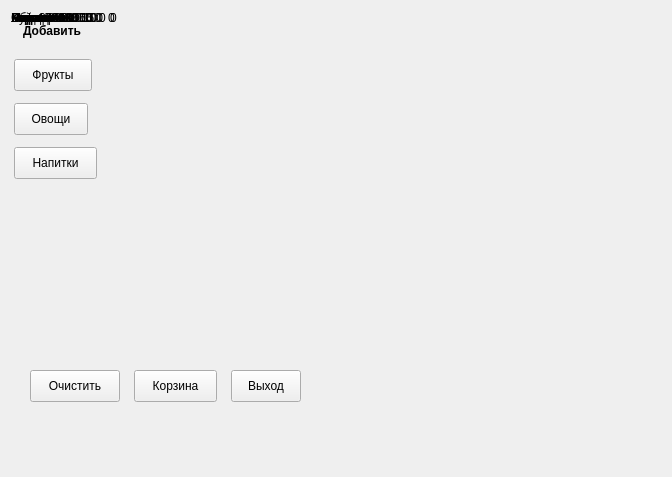
Old version of the form problems/sprint2/grocery/submission/selector.ui in the repository kildim/cppbackend.
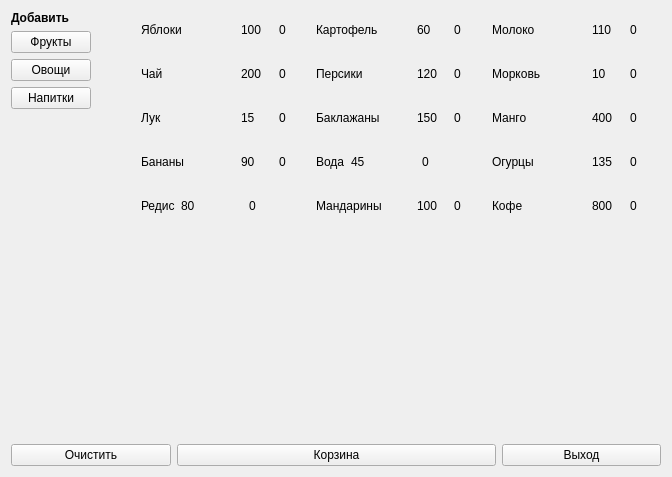
New version of the form. Custom widgets are drawn as their Qt base class.

Diff of the .ui file:
```diff
--- a/problems/sprint2/grocery/submission/selector.ui
+++ b/problems/sprint2/grocery/submission/selector.ui
@@ -14,41 +14,16 @@
    <string>Лавка</string>
   </property>
   <widget class="QWidget" name="centralWidget">
-   <widget class="QPushButton" name="pb_drink">
-    <property name="geometry">
-     <rect>
-      <x>14</x>
-      <y>147</y>
-      <width>83</width>
-      <height>32</height>
-     </rect>
-    </property>
-    <property name="text">
-     <string>Напитки</string>
-    </property>
-   </widget>
-   <widget class="QPushButton" name="pb_vegetable">
-    <property name="geometry">
-     <rect>
-      <x>14</x>
-      <y>103</y>
-      <width>74</width>
-      <height>32</height>
-     </rect>
-    </property>
-    <property name="text">
-     <string>Овощи</string>
-    </property>
-   </widget>
+   <layout class="QVBoxLayout" name="verticalLayout_2">
+    <item>
+     <layout class="QHBoxLayout" name="horizontalLayout_2">
+      <property name="spacing">
+       <number>50</number>
+      </property>
+      <item>
+       <layout class="QVBoxLayout" name="verticalLayout">
+        <item>
    <widget class="QLabel" name="label">
-    <property name="geometry">
-     <rect>
-      <x>23</x>
-      <y>23</y>
-      <width>64</width>
-      <height>16</height>
-     </rect>
-    </property>
     <property name="sizePolicy">
      <sizepolicy hsizetype="Maximum" vsizetype="Maximum">
       <horstretch>0</horstretch>
@@ -64,99 +39,49 @@
      <string>Добавить</string>
     </property>
    </widget>
+        </item>
+        <item>
    <widget class="QPushButton" name="pb_fruit">
-    <property name="geometry">
-     <rect>
-      <x>14</x>
-      <y>59</y>
-      <width>78</width>
-      <height>32</height>
-     </rect>
-    </property>
     <property name="text">
      <string>Фрукты</string>
     </property>
    </widget>
-   <widget class="QPushButton" name="btn_exit">
-    <property name="geometry">
-     <rect>
-      <x>231</x>
-      <y>370</y>
-      <width>70</width>
-      <height>32</height>
-     </rect>
-    </property>
-    <property name="text">
-     <string>Выход</string>
-    </property>
-   </widget>
-   <widget class="QPushButton" name="btn_cart">
-    <property name="geometry">
-     <rect>
-      <x>134</x>
-      <y>370</y>
-      <width>83</width>
-      <height>32</height>
-     </rect>
-    </property>
-    <property name="text">
-     <string>Корзина</string>
-    </property>
-   </widget>
-   <widget class="QPushButton" name="btn_clear">
-    <property name="geometry">
-     <rect>
-      <x>30</x>
-      <y>370</y>
-      <width>90</width>
-      <height>32</height>
-     </rect>
-    </property>
-    <property name="text">
-     <string>Очистить</string>
-    </property>
-   </widget>
-   <widget class="QWidget" name="">
-    <layout class="QHBoxLayout" name="horizontalLayout_5" stretch="3,1,1">
+        </item>
      <item>
-      <widget class="ClickableLabel" name="lbl_item_3">
-       <property name="sizePolicy">
-        <sizepolicy hsizetype="Preferred" vsizetype="Preferred">
-         <horstretch>0</horstretch>
-         <verstretch>0</verstretch>
-        </sizepolicy>
-       </property>
+         <widget class="QPushButton" name="pb_vegetable">
        <property name="text">
-        <string>Молоко</string>
+           <string>Овощи</string>
        </property>
       </widget>
      </item>
      <item>
-      <widget class="QLabel" name="lbl_cost_3">
+         <widget class="QPushButton" name="pb_drink">
        <property name="text">
-        <string>110</string>
+           <string>Напитки</string>
        </property>
       </widget>
      </item>
      <item>
-      <widget class="QLabel" name="lbl_q_3">
-       <property name="sizePolicy">
-        <sizepolicy hsizetype="Preferred" vsizetype="Preferred">
-         <horstretch>0</horstretch>
-         <verstretch>0</verstretch>
-        </sizepolicy>
-       </property>
-       <property name="text">
-        <string>0</string>
-       </property>
-      </widget>
-     </item>
-    </layout>
-   </widget>
-   <widget class="QWidget" name="">
-    <layout class="QHBoxLayout" name="horizontalLayout_10" stretch="3,1,1">
+         <spacer name="verticalSpacer">
+          <property name="orientation">
+           <enum>Qt::Vertical</enum>
+          </property>
+          <property name="sizeHint" stdset="0">
+           <size>
+            <width>20</width>
+            <height>40</height>
+           </size>
+          </property>
+         </spacer>
+        </item>
+       </layout>
+      </item>
      <item>
-      <widget class="ClickableLabel" name="lbl_item_8">
+       <layout class="QGridLayout" name="gridLayout">
+        <item row="4" column="0">
+         <layout class="QHBoxLayout" name="horizontalLayout_17" stretch="0,1,1">
+          <item>
+           <widget class="ClickableLabel" name="lbl_item_15">
        <property name="sizePolicy">
         <sizepolicy hsizetype="Preferred" vsizetype="Preferred">
          <horstretch>0</horstretch>
@@ -164,19 +89,19 @@
         </sizepolicy>
        </property>
        <property name="text">
-        <string>Манго</string>
+             <string>Редис</string>
        </property>
       </widget>
      </item>
      <item>
-      <widget class="QLabel" name="lbl_cost_8">
+           <widget class="QLabel" name="lbl_cost_15">
        <property name="text">
-        <string>400</string>
+             <string>80</string>
        </property>
       </widget>
      </item>
      <item>
-      <widget class="QLabel" name="lbl_q_8">
+           <widget class="QLabel" name="lbl_q_15">
        <property name="sizePolicy">
         <sizepolicy hsizetype="Preferred" vsizetype="Preferred">
          <horstretch>0</horstretch>
@@ -189,11 +114,11 @@
       </widget>
      </item>
     </layout>
-   </widget>
-   <widget class="QWidget" name="">
-    <layout class="QHBoxLayout" name="horizontalLayout_12" stretch="3,1,1">
+        </item>
+        <item row="1" column="0">
+         <layout class="QHBoxLayout" name="horizontalLayout_8" stretch="3,1,1">
      <item>
-      <widget class="ClickableLabel" name="lbl_item_10">
+           <widget class="ClickableLabel" name="lbl_item_6">
        <property name="sizePolicy">
         <sizepolicy hsizetype="Preferred" vsizetype="Preferred">
          <horstretch>0</horstretch>
@@ -201,19 +126,19 @@
         </sizepolicy>
        </property>
        <property name="text">
-        <string>Вода</string>
+             <string>Чай</string>
        </property>
       </widget>
      </item>
      <item>
-      <widget class="QLabel" name="lbl_cost_10">
+           <widget class="QLabel" name="lbl_cost_6">
        <property name="text">
-        <string>45</string>
+             <string>200</string>
        </property>
       </widget>
      </item>
      <item>
-      <widget class="QLabel" name="lbl_q_10">
+           <widget class="QLabel" name="lbl_q_6">
        <property name="sizePolicy">
         <sizepolicy hsizetype="Preferred" vsizetype="Preferred">
          <horstretch>0</horstretch>
@@ -226,8 +151,8 @@
       </widget>
      </item>
     </layout>
-   </widget>
-   <widget class="QWidget" name="">
+        </item>
+        <item row="3" column="0">
     <layout class="QHBoxLayout" name="horizontalLayout_14" stretch="3,1,1">
      <item>
       <widget class="ClickableLabel" name="lbl_item_12">
@@ -263,8 +188,45 @@
       </widget>
      </item>
     </layout>
-   </widget>
-   <widget class="QWidget" name="">
+        </item>
+        <item row="0" column="0">
+         <layout class="QHBoxLayout" name="horizontalLayout_3" stretch="3,1,1">
+          <item>
+           <widget class="ClickableLabel" name="lbl_item_1">
+            <property name="sizePolicy">
+             <sizepolicy hsizetype="Preferred" vsizetype="Preferred">
+              <horstretch>0</horstretch>
+              <verstretch>0</verstretch>
+             </sizepolicy>
+            </property>
+            <property name="text">
+             <string>Яблоки</string>
+            </property>
+           </widget>
+          </item>
+          <item>
+           <widget class="QLabel" name="lbl_cost_1">
+            <property name="text">
+             <string>100</string>
+            </property>
+           </widget>
+          </item>
+          <item>
+           <widget class="QLabel" name="lbl_q_1">
+            <property name="sizePolicy">
+             <sizepolicy hsizetype="Preferred" vsizetype="Preferred">
+              <horstretch>0</horstretch>
+              <verstretch>0</verstretch>
+             </sizepolicy>
+            </property>
+            <property name="text">
+             <string>0</string>
+            </property>
+           </widget>
+          </item>
+         </layout>
+        </item>
+        <item row="0" column="1">
     <layout class="QHBoxLayout" name="horizontalLayout_4" stretch="3,1,1">
      <item>
       <widget class="ClickableLabel" name="lbl_item_2">
@@ -300,11 +262,11 @@
       </widget>
      </item>
     </layout>
-   </widget>
-   <widget class="QWidget" name="">
-    <layout class="QHBoxLayout" name="horizontalLayout_11" stretch="3,1,1">
+        </item>
+        <item row="3" column="1">
+         <layout class="QHBoxLayout" name="horizontalLayout_12" stretch="0,1,1">
      <item>
-      <widget class="ClickableLabel" name="lbl_item_9">
+           <widget class="ClickableLabel" name="lbl_item_10">
        <property name="sizePolicy">
         <sizepolicy hsizetype="Preferred" vsizetype="Preferred">
          <horstretch>0</horstretch>
@@ -312,19 +274,19 @@
         </sizepolicy>
        </property>
        <property name="text">
-        <string>Лук</string>
+             <string>Вода</string>
        </property>
       </widget>
      </item>
      <item>
-      <widget class="QLabel" name="lbl_cost_9">
+           <widget class="QLabel" name="lbl_cost_10">
        <property name="text">
-        <string>15</string>
+             <string>45</string>
        </property>
       </widget>
      </item>
      <item>
-      <widget class="QLabel" name="lbl_q_9">
+           <widget class="QLabel" name="lbl_q_10">
        <property name="sizePolicy">
         <sizepolicy hsizetype="Preferred" vsizetype="Preferred">
          <horstretch>0</horstretch>
@@ -337,11 +299,11 @@
       </widget>
      </item>
     </layout>
-   </widget>
-   <widget class="QWidget" name="">
-    <layout class="QHBoxLayout" name="horizontalLayout_13" stretch="3,1,1">
+        </item>
+        <item row="0" column="2">
+         <layout class="QHBoxLayout" name="horizontalLayout_5" stretch="3,1,1">
      <item>
-      <widget class="ClickableLabel" name="lbl_item_11">
+           <widget class="ClickableLabel" name="lbl_item_3">
        <property name="sizePolicy">
         <sizepolicy hsizetype="Preferred" vsizetype="Preferred">
          <horstretch>0</horstretch>
@@ -349,19 +311,19 @@
         </sizepolicy>
        </property>
        <property name="text">
-        <string>Огурцы</string>
+             <string>Молоко</string>
        </property>
       </widget>
      </item>
      <item>
-      <widget class="QLabel" name="lbl_cost_11">
+           <widget class="QLabel" name="lbl_cost_3">
        <property name="text">
-        <string>135</string>
+             <string>110</string>
        </property>
       </widget>
      </item>
      <item>
-      <widget class="QLabel" name="lbl_q_11">
+           <widget class="QLabel" name="lbl_q_3">
        <property name="sizePolicy">
         <sizepolicy hsizetype="Preferred" vsizetype="Preferred">
          <horstretch>0</horstretch>
@@ -374,8 +336,8 @@
       </widget>
      </item>
     </layout>
-   </widget>
-   <widget class="QWidget" name="">
+        </item>
+        <item row="4" column="2">
     <layout class="QHBoxLayout" name="horizontalLayout_16" stretch="3,1,1">
      <item>
       <widget class="ClickableLabel" name="lbl_item_14">
@@ -411,8 +373,193 @@
       </widget>
      </item>
     </layout>
-   </widget>
-   <widget class="QWidget" name="">
+        </item>
+        <item row="1" column="2">
+         <layout class="QHBoxLayout" name="horizontalLayout_7" stretch="3,1,1">
+          <item>
+           <widget class="ClickableLabel" name="lbl_item_5">
+            <property name="sizePolicy">
+             <sizepolicy hsizetype="Preferred" vsizetype="Preferred">
+              <horstretch>0</horstretch>
+              <verstretch>0</verstretch>
+             </sizepolicy>
+            </property>
+            <property name="text">
+             <string>Морковь</string>
+            </property>
+           </widget>
+          </item>
+          <item>
+           <widget class="QLabel" name="lbl_cost_5">
+            <property name="text">
+             <string>10</string>
+            </property>
+           </widget>
+          </item>
+          <item>
+           <widget class="QLabel" name="lbl_q_5">
+            <property name="sizePolicy">
+             <sizepolicy hsizetype="Preferred" vsizetype="Preferred">
+              <horstretch>0</horstretch>
+              <verstretch>0</verstretch>
+             </sizepolicy>
+            </property>
+            <property name="text">
+             <string>0</string>
+            </property>
+           </widget>
+          </item>
+         </layout>
+        </item>
+        <item row="2" column="2">
+         <layout class="QHBoxLayout" name="horizontalLayout_10" stretch="3,1,1">
+          <item>
+           <widget class="ClickableLabel" name="lbl_item_8">
+            <property name="sizePolicy">
+             <sizepolicy hsizetype="Preferred" vsizetype="Preferred">
+              <horstretch>0</horstretch>
+              <verstretch>0</verstretch>
+             </sizepolicy>
+            </property>
+            <property name="text">
+             <string>Манго</string>
+            </property>
+           </widget>
+          </item>
+          <item>
+           <widget class="QLabel" name="lbl_cost_8">
+            <property name="text">
+             <string>400</string>
+            </property>
+           </widget>
+          </item>
+          <item>
+           <widget class="QLabel" name="lbl_q_8">
+            <property name="sizePolicy">
+             <sizepolicy hsizetype="Preferred" vsizetype="Preferred">
+              <horstretch>0</horstretch>
+              <verstretch>0</verstretch>
+             </sizepolicy>
+            </property>
+            <property name="text">
+             <string>0</string>
+            </property>
+           </widget>
+          </item>
+         </layout>
+        </item>
+        <item row="3" column="2">
+         <layout class="QHBoxLayout" name="horizontalLayout_13" stretch="3,1,1">
+          <item>
+           <widget class="ClickableLabel" name="lbl_item_11">
+            <property name="sizePolicy">
+             <sizepolicy hsizetype="Preferred" vsizetype="Preferred">
+              <horstretch>0</horstretch>
+              <verstretch>0</verstretch>
+             </sizepolicy>
+            </property>
+            <property name="text">
+             <string>Огурцы</string>
+            </property>
+           </widget>
+          </item>
+          <item>
+           <widget class="QLabel" name="lbl_cost_11">
+            <property name="text">
+             <string>135</string>
+            </property>
+           </widget>
+          </item>
+          <item>
+           <widget class="QLabel" name="lbl_q_11">
+            <property name="sizePolicy">
+             <sizepolicy hsizetype="Preferred" vsizetype="Preferred">
+              <horstretch>0</horstretch>
+              <verstretch>0</verstretch>
+             </sizepolicy>
+            </property>
+            <property name="text">
+             <string>0</string>
+            </property>
+           </widget>
+          </item>
+         </layout>
+        </item>
+        <item row="4" column="1">
+         <layout class="QHBoxLayout" name="horizontalLayout_15" stretch="3,1,1">
+          <item>
+           <widget class="ClickableLabel" name="lbl_item_13">
+            <property name="sizePolicy">
+             <sizepolicy hsizetype="Preferred" vsizetype="Preferred">
+              <horstretch>0</horstretch>
+              <verstretch>0</verstretch>
+             </sizepolicy>
+            </property>
+            <property name="text">
+             <string>Мандарины</string>
+            </property>
+           </widget>
+          </item>
+          <item>
+           <widget class="QLabel" name="lbl_cost_13">
+            <property name="text">
+             <string>100</string>
+            </property>
+           </widget>
+          </item>
+          <item>
+           <widget class="QLabel" name="lbl_q_13">
+            <property name="sizePolicy">
+             <sizepolicy hsizetype="Preferred" vsizetype="Preferred">
+              <horstretch>0</horstretch>
+              <verstretch>0</verstretch>
+             </sizepolicy>
+            </property>
+            <property name="text">
+             <string>0</string>
+            </property>
+           </widget>
+          </item>
+         </layout>
+        </item>
+        <item row="2" column="0">
+         <layout class="QHBoxLayout" name="horizontalLayout_11" stretch="3,1,1">
+          <item>
+           <widget class="ClickableLabel" name="lbl_item_9">
+            <property name="sizePolicy">
+             <sizepolicy hsizetype="Preferred" vsizetype="Preferred">
+              <horstretch>0</horstretch>
+              <verstretch>0</verstretch>
+             </sizepolicy>
+            </property>
+            <property name="text">
+             <string>Лук</string>
+            </property>
+           </widget>
+          </item>
+          <item>
+           <widget class="QLabel" name="lbl_cost_9">
+            <property name="text">
+             <string>15</string>
+            </property>
+           </widget>
+          </item>
+          <item>
+           <widget class="QLabel" name="lbl_q_9">
+            <property name="sizePolicy">
+             <sizepolicy hsizetype="Preferred" vsizetype="Preferred">
+              <horstretch>0</horstretch>
+              <verstretch>0</verstretch>
+             </sizepolicy>
+            </property>
+            <property name="text">
+             <string>0</string>
+            </property>
+           </widget>
+          </item>
+         </layout>
+        </item>
+        <item row="1" column="1">
     <layout class="QHBoxLayout" name="horizontalLayout_6" stretch="3,1,1">
      <item>
       <widget class="ClickableLabel" name="lbl_item_4">
@@ -448,119 +595,8 @@
       </widget>
      </item>
     </layout>
-   </widget>
-   <widget class="QWidget" name="">
-    <layout class="QHBoxLayout" name="horizontalLayout_8" stretch="3,1,1">
-     <item>
-      <widget class="ClickableLabel" name="lbl_item_6">
-       <property name="sizePolicy">
-        <sizepolicy hsizetype="Preferred" vsizetype="Preferred">
-         <horstretch>0</horstretch>
-         <verstretch>0</verstretch>
-        </sizepolicy>
-       </property>
-       <property name="text">
-        <string>Чай</string>
-       </property>
-      </widget>
-     </item>
-     <item>
-      <widget class="QLabel" name="lbl_cost_6">
-       <property name="text">
-        <string>200</string>
-       </property>
-      </widget>
-     </item>
-     <item>
-      <widget class="QLabel" name="lbl_q_6">
-       <property name="sizePolicy">
-        <sizepolicy hsizetype="Preferred" vsizetype="Preferred">
-         <horstretch>0</horstretch>
-         <verstretch>0</verstretch>
-        </sizepolicy>
-       </property>
-       <property name="text">
-        <string>0</string>
-       </property>
-      </widget>
-     </item>
-    </layout>
-   </widget>
-   <widget class="QWidget" name="">
-    <layout class="QHBoxLayout" name="horizontalLayout_17" stretch="3,1,1">
-     <item>
-      <widget class="ClickableLabel" name="lbl_item_15">
-       <property name="sizePolicy">
-        <sizepolicy hsizetype="Preferred" vsizetype="Preferred">
-         <horstretch>0</horstretch>
-         <verstretch>0</verstretch>
-        </sizepolicy>
-       </property>
-       <property name="text">
-        <string>Редис</string>
-       </property>
-      </widget>
-     </item>
-     <item>
-      <widget class="QLabel" name="lbl_cost_15">
-       <property name="text">
-        <string>80</string>
-       </property>
-      </widget>
-     </item>
-     <item>
-      <widget class="QLabel" name="lbl_q_15">
-       <property name="sizePolicy">
-        <sizepolicy hsizetype="Preferred" vsizetype="Preferred">
-         <horstretch>0</horstretch>
-         <verstretch>0</verstretch>
-        </sizepolicy>
-       </property>
-       <property name="text">
-        <string>0</string>
-       </property>
-      </widget>
-     </item>
-    </layout>
-   </widget>
-   <widget class="QWidget" name="">
-    <layout class="QHBoxLayout" name="horizontalLayout_3" stretch="3,1,1">
-     <item>
-      <widget class="ClickableLabel" name="lbl_item_1">
-       <property name="sizePolicy">
-        <sizepolicy hsizetype="Preferred" vsizetype="Preferred">
-         <horstretch>0</horstretch>
-         <verstretch>0</verstretch>
-        </sizepolicy>
-       </property>
-       <property name="text">
-        <string>Яблоки</string>
-       </property>
-      </widget>
-     </item>
-     <item>
-      <widget class="QLabel" name="lbl_cost_1">
-       <property name="text">
-        <string>100</string>
-       </property>
-      </widget>
-     </item>
-     <item>
-      <widget class="QLabel" name="lbl_q_1">
-       <property name="sizePolicy">
-        <sizepolicy hsizetype="Preferred" vsizetype="Preferred">
-         <horstretch>0</horstretch>
-         <verstretch>0</verstretch>
-        </sizepolicy>
-       </property>
-       <property name="text">
-        <string>0</string>
-       </property>
-      </widget>
-     </item>
-    </layout>
-   </widget>
-   <widget class="QWidget" name="">
+        </item>
+        <item row="2" column="1">
     <layout class="QHBoxLayout" name="horizontalLayout_9" stretch="3,1,1">
      <item>
       <widget class="ClickableLabel" name="lbl_item_7">
@@ -596,81 +632,50 @@
       </widget>
      </item>
     </layout>
-   </widget>
-   <widget class="QWidget" name="">
-    <layout class="QHBoxLayout" name="horizontalLayout_7" stretch="3,1,1">
-     <item>
-      <widget class="ClickableLabel" name="lbl_item_5">
-       <property name="sizePolicy">
-        <sizepolicy hsizetype="Preferred" vsizetype="Preferred">
-         <horstretch>0</horstretch>
-         <verstretch>0</verstretch>
-        </sizepolicy>
-       </property>
-       <property name="text">
-        <string>Морковь</string>
-       </property>
-      </widget>
-     </item>
-     <item>
-      <widget class="QLabel" name="lbl_cost_5">
-       <property name="text">
-        <string>10</string>
-       </property>
-      </widget>
-     </item>
+        </item>
+       </layout>
+      </item>
+     </layout>
+    </item>
      <item>
-      <widget class="QLabel" name="lbl_q_5">
-       <property name="sizePolicy">
-        <sizepolicy hsizetype="Preferred" vsizetype="Preferred">
-         <horstretch>0</horstretch>
-         <verstretch>0</verstretch>
-        </sizepolicy>
-       </property>
-       <property name="text">
-        <string>0</string>
-       </property>
-      </widget>
-     </item>
-    </layout>
-   </widget>
-   <widget class="QWidget" name="">
-    <layout class="QHBoxLayout" name="horizontalLayout_15" stretch="3,1,1">
+     <spacer name="verticalSpacer_2">
+      <property name="orientation">
+       <enum>Qt::Vertical</enum>
+      </property>
+      <property name="sizeHint" stdset="0">
+       <size>
+        <width>20</width>
+        <height>40</height>
+       </size>
+      </property>
+     </spacer>
+    </item>
      <item>
-      <widget class="ClickableLabel" name="lbl_item_13">
-       <property name="sizePolicy">
-        <sizepolicy hsizetype="Preferred" vsizetype="Preferred">
-         <horstretch>0</horstretch>
-         <verstretch>0</verstretch>
-        </sizepolicy>
-       </property>
+     <layout class="QHBoxLayout" name="horizontalLayout" stretch="1,2,1">
+      <item>
+       <widget class="QPushButton" name="btn_clear">
        <property name="text">
-        <string>Мандарины</string>
+         <string>Очистить</string>
        </property>
       </widget>
      </item>
      <item>
-      <widget class="QLabel" name="lbl_cost_13">
+       <widget class="QPushButton" name="btn_cart">
        <property name="text">
-        <string>100</string>
+         <string>Корзина</string>
        </property>
       </widget>
      </item>
      <item>
-      <widget class="QLabel" name="lbl_q_13">
-       <property name="sizePolicy">
-        <sizepolicy hsizetype="Preferred" vsizetype="Preferred">
-         <horstretch>0</horstretch>
-         <verstretch>0</verstretch>
-        </sizepolicy>
-       </property>
+       <widget class="QPushButton" name="btn_exit">
        <property name="text">
-        <string>0</string>
+         <string>Выход</string>
        </property>
       </widget>
      </item>
     </layout>
-   </widget>
+    </item>
+   </layout>
   </widget>
  </widget>
  <layoutdefault spacing="6" margin="11"/>
```
Lines whose indentation alone changed are shown as unchanged.
